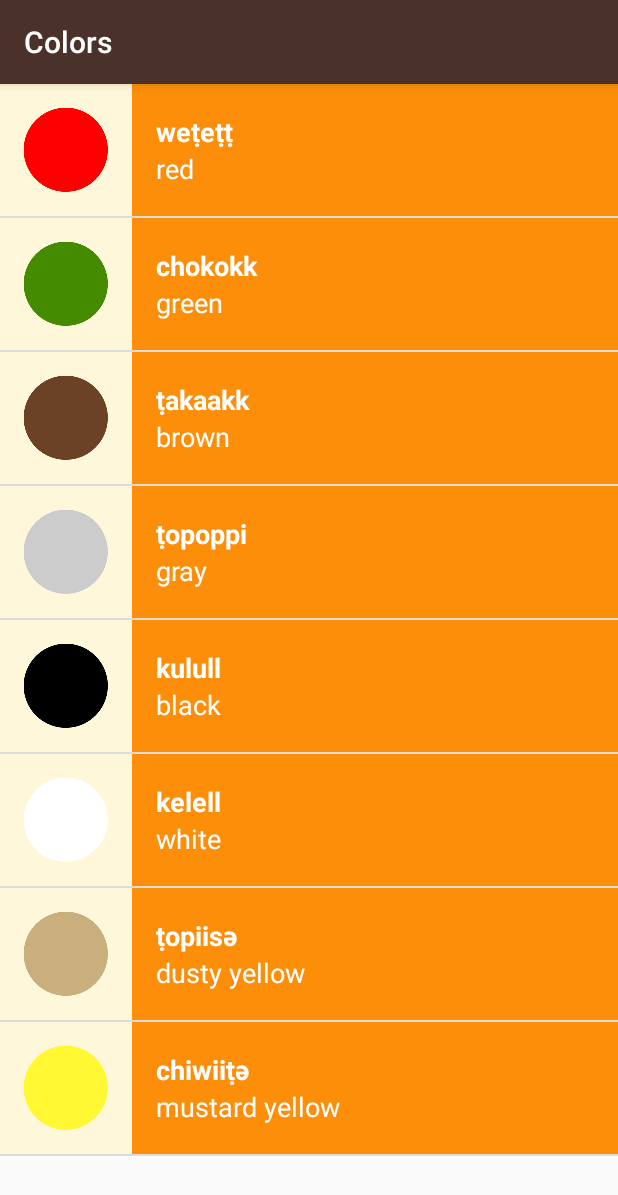
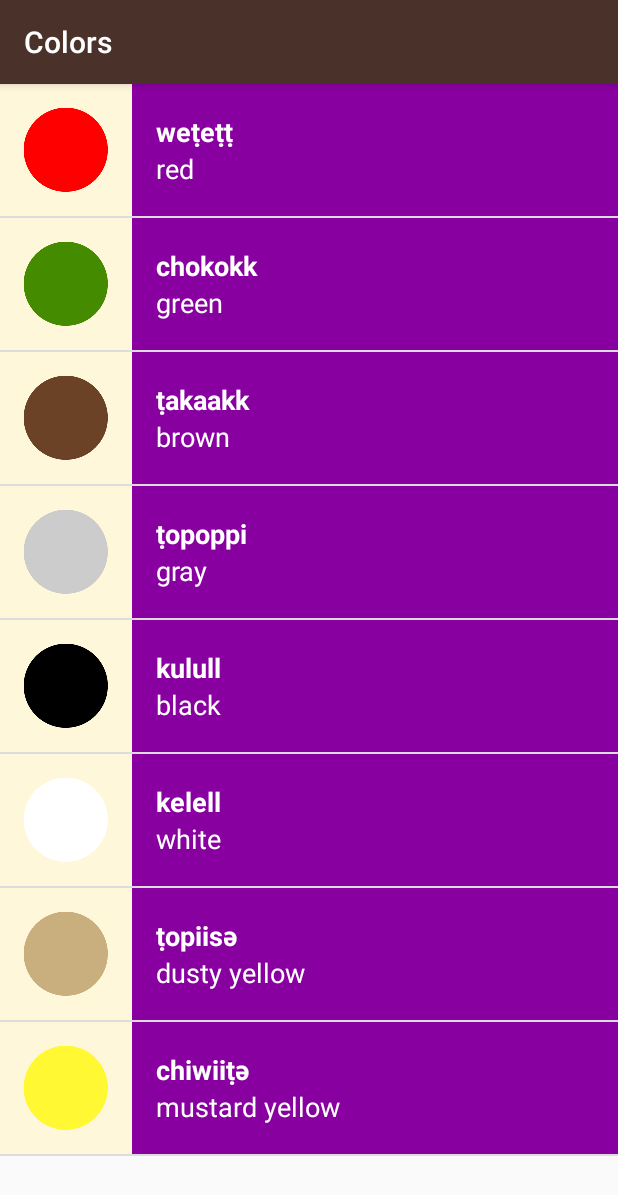
Before and after one commit to SKT27182/miwok-2, an Android app: the ColorsActivity screen opened directly, with no data from a screen before it, on a phone screen of 412 x 824 dp. Shown: the top 1195 px of the screen. Run offline under Robolectric (Android 15) with nearby library versions, the phone set to English and light mode, and no system bars.

Commit message:
made a color changed for all activity differently

```diff
--- a/app/src/main/java/com/example/android/miwok/ColorsActivity.java
+++ b/app/src/main/java/com/example/android/miwok/ColorsActivity.java
@@ -45,7 +45,7 @@ public class ColorsActivity extends AppCompatActivity {
         // simple_list_item_1.xml layout resource defined in the Android framework.
         // This list item layout contains a single {@link TextView}, which the adapter will set to
         // display a single word.
-        WordAdapter adapter = new WordAdapter(this,  words);
+        WordAdapter adapter = new WordAdapter(this,  words , R.color.category_colors);
 
         // Find the {@link ListView} object in the view hierarchy of the {@link Activity}.
         // There should be a {@link ListView} with the view ID called list, which is declared in the
--- a/app/src/main/java/com/example/android/miwok/FamilyActivity.java
+++ b/app/src/main/java/com/example/android/miwok/FamilyActivity.java
@@ -48,7 +48,7 @@ public class FamilyActivity extends AppCompatActivity {
         // simple_list_item_1.xml layout resource defined in the Android framework.
         // This list item layout contains a single {@link TextView}, which the adapter will set to
         // display a single word.
-        WordAdapter adapter = new WordAdapter(this,  words);
+        WordAdapter adapter = new WordAdapter(this,  words , R.color.category_family);
 
         // Find the {@link ListView} object in the view hierarchy of the {@link Activity}.
         // There should be a {@link ListView} with the view ID called list, which is declared in the
--- a/app/src/main/java/com/example/android/miwok/NumbersActivity.java
+++ b/app/src/main/java/com/example/android/miwok/NumbersActivity.java
@@ -53,7 +53,7 @@ public class NumbersActivity extends AppCompatActivity {
         // simple_list_item_1.xml layout resource defined in the Android framework.
         // This list item layout contains a single {@link TextView}, which the adapter will set to
         // display a single word.
-        WordAdapter adapter = new WordAdapter(this,  words);
+        WordAdapter adapter = new WordAdapter(this,  words, R.color.category_numbers);
 
         // Find the {@link ListView} object in the view hierarchy of the {@link Activity}.
         // There should be a {@link ListView} with the view ID called list, which is declared in the
--- a/app/src/main/java/com/example/android/miwok/PhrasesActivity.java
+++ b/app/src/main/java/com/example/android/miwok/PhrasesActivity.java
@@ -45,7 +45,7 @@ public class PhrasesActivity extends AppCompatActivity {
         // simple_list_item_1.xml layout resource defined in the Android framework.
         // This list item layout contains a single {@link TextView}, which the adapter will set to
         // display a single word.
-        WordAdapter adapter = new WordAdapter(this, words);
+        WordAdapter adapter = new WordAdapter(this, words , R.color.category_phrases);
 
         // Find the {@link ListView} object in the view hierarchy of the {@link Activity}.
         // There should be a {@link ListView} with the view ID called list, which is declared in the
--- a/app/src/main/java/com/example/android/miwok/WordAdapter.java
+++ b/app/src/main/java/com/example/android/miwok/WordAdapter.java
@@ -11,6 +11,7 @@ import android.widget.TextView;
 
 import androidx.annotation.NonNull;
 import androidx.annotation.Nullable;
+import androidx.core.content.ContextCompat;
 
 import java.util.ArrayList;
 
@@ -19,12 +20,15 @@ import static com.example.android.miwok.Word.NO_IMAGE_PROVIDED;
 public class WordAdapter extends ArrayAdapter<Word> {
 
 
+    //Resource id for the background color of the list TextView
+    private int mColorResourceId;
 
-    public WordAdapter(Activity context, ArrayList<Word> words) {
+    public WordAdapter(Activity context, ArrayList<Word> words , int colorResourceId) {
 
         // pass the context and arrayList for the super
         // constructor of the ArrayAdapter class
         super(context, 0, words);
+        mColorResourceId = colorResourceId;
     }
 
     @NonNull
@@ -65,6 +69,13 @@ public class WordAdapter extends ArrayAdapter<Word> {
             defaultImageView.setVisibility(View.GONE);
         }
 
+        // Set the theme color for the list item
+        View textContainer = listItemView.findViewById(R.id.text_container);
+        // Find the color that the resource ID maps to
+        int color = ContextCompat.getColor(getContext(), mColorResourceId);
+        //Set the background color for the textContainer View
+        textContainer.setBackgroundColor(color);
+
 
         // Return the whole list item layout (containing 2 TextViews and an ImageView)
         // so that it can be shown in the ListView
--- a/app/src/main/res/layout/list_item.xml
+++ b/app/src/main/res/layout/list_item.xml
@@ -20,8 +20,8 @@
         android:orientation="vertical"
         android:paddingLeft="16dp"
         android:gravity="center"
-        android:background="@color/category_numbers"
         android:textSize="18sp"
+        android:id="@+id/text_container"
         >
 
         <TextView
```
